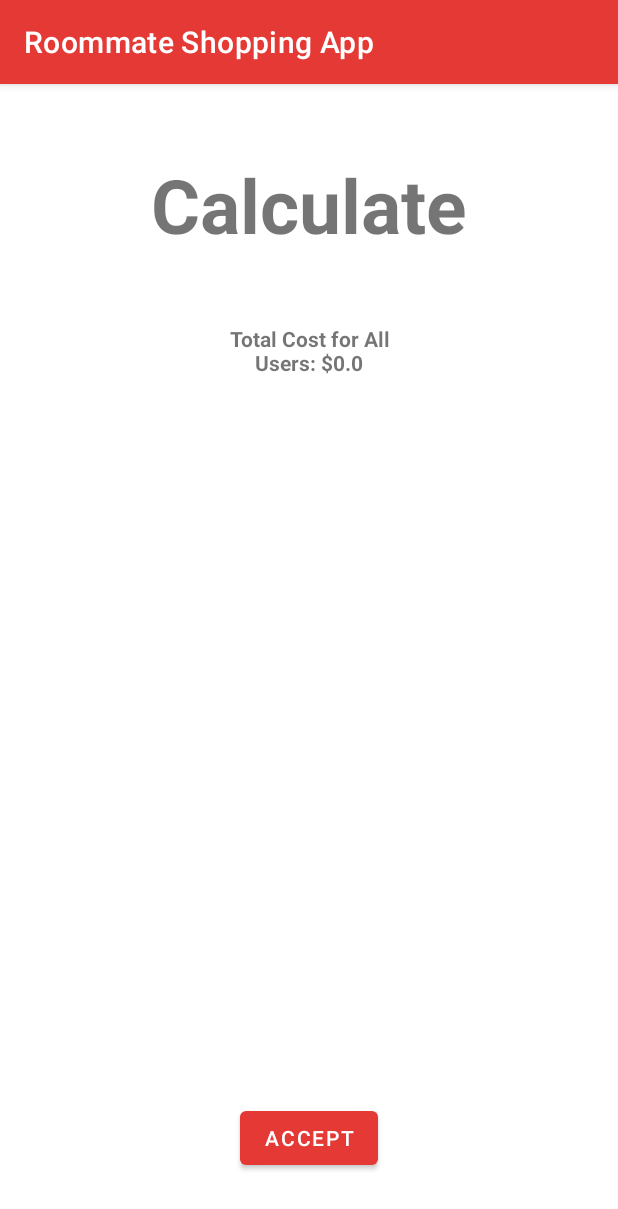
After one commit to Lok-Kwong/Roommate_Shopping_App, an Android app: the Calculate screen opened directly, with no data from a screen before it, on a phone screen of 412 x 824 dp. The commit adds this screen. Shown: the top 1209 px of the screen. Run offline under Robolectric (Android 15) with nearby library versions, the phone set to English and light mode, and no system bars; Roboto replaces fonts that are not available here; 8 statements that could not run were skipped.

Commit message:
Calculate Total

```diff
--- a/app/src/main/AndroidManifest.xml
+++ b/app/src/main/AndroidManifest.xml
@@ -9,7 +9,8 @@
         android:roundIcon="@mipmap/ic_launcher_round"
         android:supportsRtl="true"
         android:theme="@style/AppTheme">
-        <activity android:name=".ForgetActivity"></activity>
+        <activity android:name=".Calculate"></activity>
+        <activity android:name=".ForgetActivity" />
         <activity android:name=".ShoppingListActivity" />
         <activity
             android:name=".ItemsActivity"
--- /dev/null
+++ b/app/src/main/java/edu/uga/cs/roommateshoppingapp/Calculate.java
@@ -0,0 +1,99 @@
+package edu.uga.cs.roommateshoppingapp;
+
+import androidx.appcompat.app.AppCompatActivity;
+
+import android.content.Intent;
+import android.os.Bundle;
+import android.util.Log;
+import android.view.View;
+import android.widget.Button;
+import android.widget.TextView;
+
+import java.util.ArrayList;
+import java.util.Arrays;
+import java.util.HashSet;
+
+public class Calculate extends AppCompatActivity {
+
+    public static final String DEBUG_TAG = "Calculate Activity";
+
+    public double total;
+    public Button accept;
+    public String temp;
+    public String mainString;
+    public double totalCost;
+    public double indTotalCost;
+    public String totalCostString;
+
+    public TextView totalCostView;
+    public TextView mainView;
+
+    @Override
+    protected void onCreate(Bundle savedInstanceState) {
+        super.onCreate(savedInstanceState);
+        setContentView(R.layout.activity_calculate);
+
+        Intent intent = getIntent();
+        ArrayList<Item> purchasedList = intent.getExtras().getParcelableArrayList("purchasedItemList");
+        ArrayList<Item> nonPurchasedList = intent.getExtras().getParcelableArrayList("nonPurchasedItemList");
+
+        mainView = findViewById(R.id.main);
+        totalCostView = findViewById(R.id.TotalCost);
+        accept = findViewById(R.id.accept);
+
+        accept.setOnClickListener(new View.OnClickListener() {
+            public void onClick(View v) {
+                Intent intent = new Intent(v.getContext(), ShoppingListActivity.class);
+                startActivity(intent);
+            }
+        });
+
+        Log.d( DEBUG_TAG, "purchasedItemList size " + purchasedList.size());
+        Log.d( DEBUG_TAG, "nonPurchasedItemList size " + nonPurchasedList.size());
+
+        mainString = "";
+        totalCostString = "";
+        indTotalCost = 0;
+        String [] users = new String[10];
+
+        if (purchasedList.size() > 0) {
+            temp = purchasedList.get(0).getRoommate();
+            //users[0] = temp;
+            // First user stored in array
+        } else {
+            Log.d( DEBUG_TAG, "No items purchased");
+        }
+
+        for (int i = 0; i < purchasedList.size(); i++) {
+            totalCost += purchasedList.get(i).getCost() * purchasedList.get(i).getQuantity();
+        }
+        totalCostString += "Total Cost for All Users: $" + totalCost;
+
+        totalCostView.setText(totalCostString);
+        //mainView.setText(mainString);
+        // Count how many different users there are in the list
+        for (int i = 0; i < purchasedList.size(); i++) {
+            users[i] = purchasedList.get(i).getRoommate();
+        }
+
+        // Array contains the unique users
+        String [] uniqueUsers = new HashSet<String>(Arrays.asList(users)).toArray(new String[0]);
+
+        Log.d(DEBUG_TAG, "Length of purchasedList array: " + purchasedList.size());
+        for (int i = 1; i < uniqueUsers.length; i++) {
+            Log.d(DEBUG_TAG, purchasedList.get(i).getRoommate());
+            mainString += uniqueUsers[i] + "\n";
+            for (int k = 0; k < purchasedList.size(); k++) {
+                if (uniqueUsers[i].equals(purchasedList.get(k).getRoommate())) {
+                    indTotalCost += purchasedList.get(k).getCost() * purchasedList.get(k).getQuantity();
+                }
+            }
+            mainString += "Total cost for this user: $" + indTotalCost + "\n\n\n";
+            indTotalCost = 0;
+        }
+        Log.d(DEBUG_TAG, "mainString");
+        mainView.setText(mainString);
+
+
+    }
+}
--- /dev/null
+++ b/app/src/main/res/layout/activity_calculate.xml
@@ -0,0 +1,59 @@
+<?xml version="1.0" encoding="utf-8"?>
+<androidx.constraintlayout.widget.ConstraintLayout xmlns:android="http://schemas.android.com/apk/res/android"
+    xmlns:app="http://schemas.android.com/apk/res-auto"
+    xmlns:tools="http://schemas.android.com/tools"
+    android:layout_width="match_parent"
+    android:layout_height="match_parent"
+    tools:context=".Calculate">
+
+    <TextView
+        android:id="@+id/main"
+        android:layout_width="257dp"
+        android:layout_height="394dp"
+        android:gravity="center"
+        android:text="TextView"
+        android:textSize="24dp"
+        android:textStyle="bold"
+        app:layout_constraintBottom_toBottomOf="parent"
+        app:layout_constraintEnd_toEndOf="parent"
+        app:layout_constraintStart_toStartOf="parent"
+        app:layout_constraintTop_toBottomOf="@+id/textView13" />
+
+    <TextView
+        android:id="@+id/textView13"
+        android:layout_width="258dp"
+        android:layout_height="65dp"
+        android:gravity="center"
+        android:text="Calculate"
+        android:textSize="50dp"
+        android:textStyle="bold"
+        app:layout_constraintBottom_toBottomOf="parent"
+        app:layout_constraintEnd_toEndOf="parent"
+        app:layout_constraintHorizontal_bias="0.503"
+        app:layout_constraintStart_toStartOf="parent"
+        app:layout_constraintTop_toTopOf="parent"
+        app:layout_constraintVertical_bias="0.066" />
+
+    <TextView
+        android:id="@+id/TotalCost"
+        android:layout_width="146dp"
+        android:layout_height="35dp"
+        android:text="TextView"
+        android:gravity="center"
+        android:textSize="14dp"
+        android:textStyle="bold"
+        app:layout_constraintBottom_toTopOf="@+id/main"
+        app:layout_constraintEnd_toEndOf="parent"
+        app:layout_constraintStart_toStartOf="parent"
+        app:layout_constraintTop_toBottomOf="@+id/textView13" />
+
+    <Button
+        android:id="@+id/accept"
+        android:layout_width="wrap_content"
+        android:layout_height="wrap_content"
+        android:text="Accept"
+        app:layout_constraintBottom_toBottomOf="parent"
+        app:layout_constraintEnd_toEndOf="parent"
+        app:layout_constraintStart_toStartOf="parent"
+        app:layout_constraintTop_toBottomOf="@+id/main" />
+</androidx.constraintlayout.widget.ConstraintLayout>
```
Also changed, not shown: app/src/main/java/edu/uga/cs/roommateshoppingapp/Item.java (+38 -1 lines), app/src/main/java/edu/uga/cs/roommateshoppingapp/ItemsActivity.java (+13 -0 lines).
